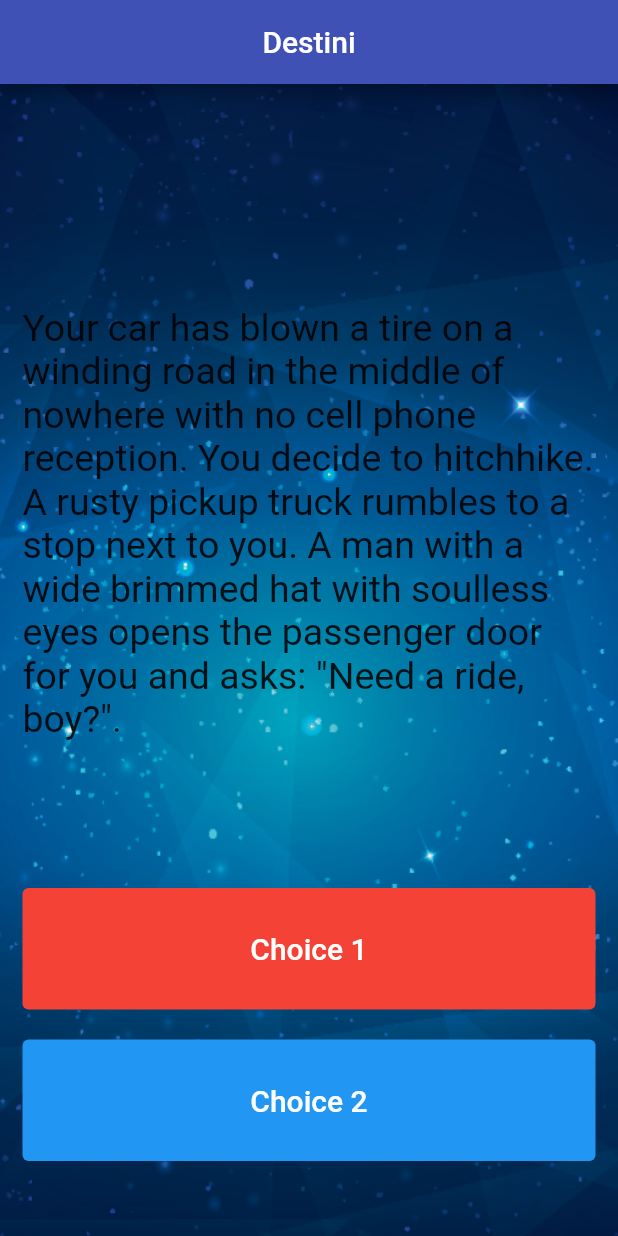
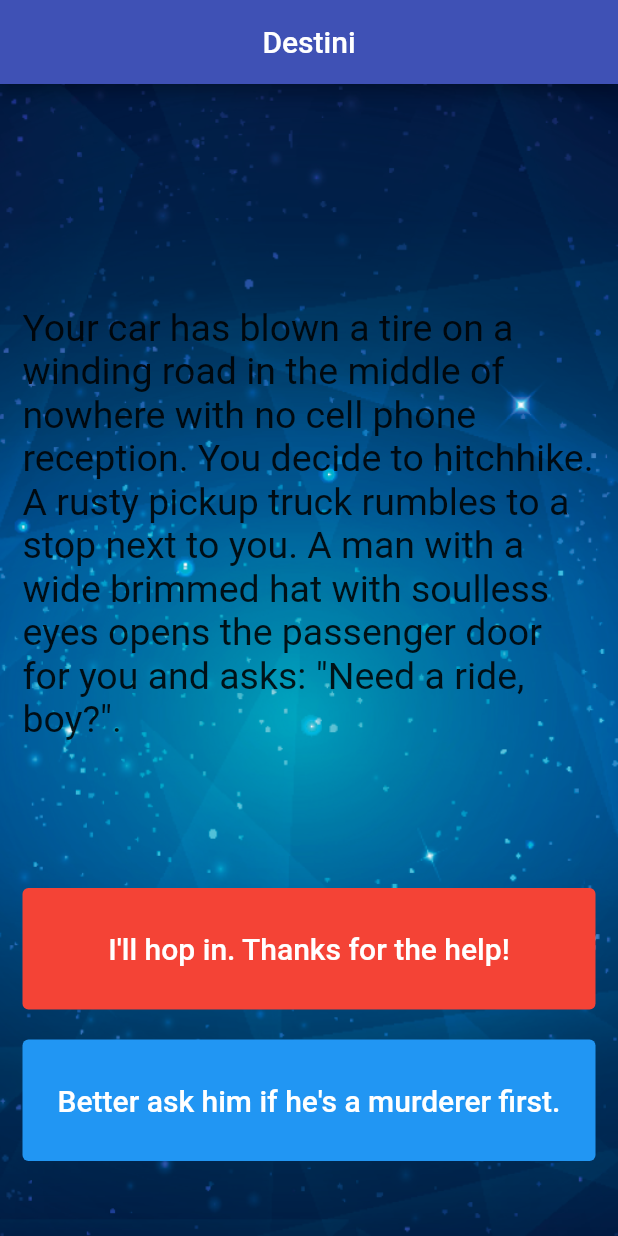
Before and after one commit to vijai-ks/Destini, a Flutter app: the screen it shows after launch, on a phone screen of 412 x 824 dp. Run offline on Flutter 3.47's test engine with Material 2 defaults, Android fonts, the phone set to English and light mode, and no system bars.

Commit message:
feat: destini_story: Create objects for choices
Signed-off-by: vijai-ks <vijai.ksv@gmail.com>

```diff
--- a/lib/main.dart
+++ b/lib/main.dart
@@ -65,9 +65,9 @@
                   style: TextButton.styleFrom(
                     backgroundColor: Colors.red,
                   ),
-                  child: const Text(
-                    'Choice 1',
-                    style: TextStyle(
+                  child: Text(
+                    storyBrain.getChoice1(),
+                    style: const TextStyle(
                       color: Colors.white,
                       fontSize: 20.0,
                     ),
@@ -86,9 +86,9 @@
                   style: TextButton.styleFrom(
                     backgroundColor: Colors.blue,
                   ),
-                  child: const Text(
-                    'Choice 2',
-                    style: TextStyle(
+                  child: Text(
+                    storyBrain.getChoice2(),
+                    style: const TextStyle(
                       color: Colors.white,
                       fontSize: 20.0,
                     ),
--- a/lib/storyBrain.dart
+++ b/lib/storyBrain.dart
@@ -36,4 +36,12 @@ class StoryBrain {
   String getStory() {
     return _storyData[0].storyTitle;
   }
+
+  String getChoice1() {
+    return _storyData[0].choice1;
+  }
+
+  String getChoice2() {
+    return _storyData[0].choice2;
+  }
 }
```
